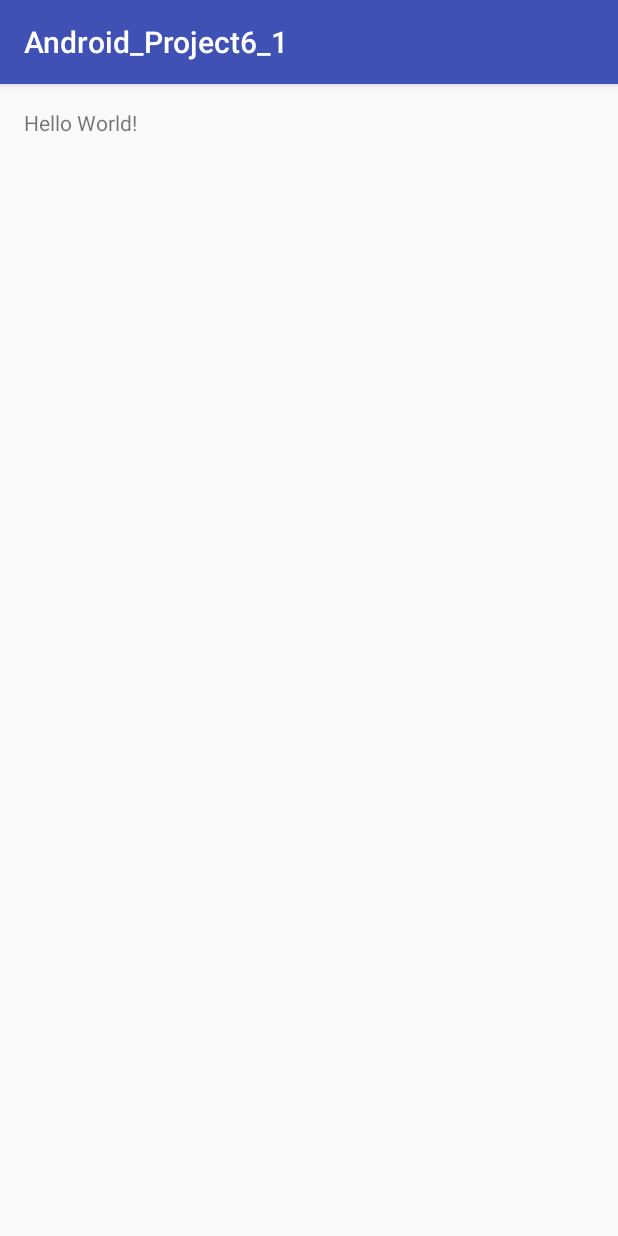
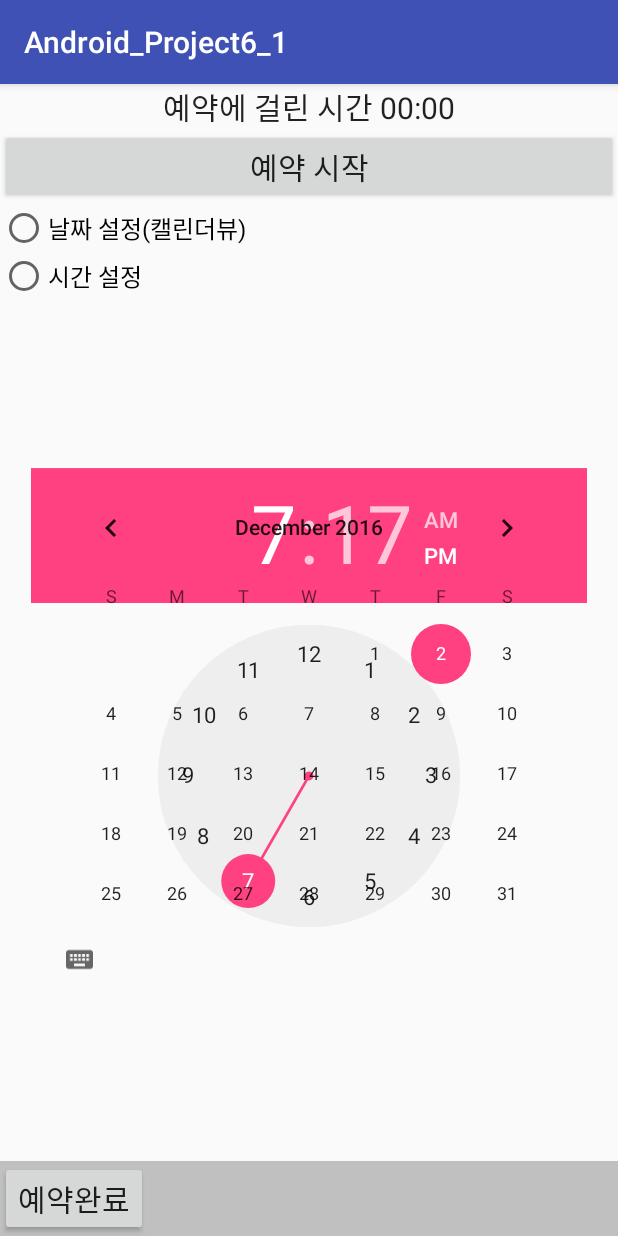
Before and after one commit to jw3400/Android_Project6_1, an Android app: the screen it shows after launch (MainActivity), on a phone screen of 412 x 824 dp. Run offline under Robolectric (Android 15) with nearby library versions, the phone set to English and light mode, and no system bars.

Commit message:
1.레이아웃 생성

```diff
--- a/app/src/main/res/layout/activity_main.xml
+++ b/app/src/main/res/layout/activity_main.xml
@@ -1,17 +1,92 @@
 <?xml version="1.0" encoding="utf-8"?>
-<RelativeLayout xmlns:android="http://schemas.android.com/apk/res/android"
+<LinearLayout
+    xmlns:android="http://schemas.android.com/apk/res/android"
     xmlns:tools="http://schemas.android.com/tools"
+    android:orientation="vertical"
     android:id="@+id/activity_main"
     android:layout_width="match_parent"
     android:layout_height="match_parent"
-    android:paddingBottom="@dimen/activity_vertical_margin"
-    android:paddingLeft="@dimen/activity_horizontal_margin"
-    android:paddingRight="@dimen/activity_horizontal_margin"
-    android:paddingTop="@dimen/activity_vertical_margin"
     tools:context="practice.android_project6_1.MainActivity">
 
-    <TextView
+    <Chronometer
+        android:layout_width="match_parent"
+        android:layout_height="wrap_content"
+        android:id="@+id/chronometer2"
+        android:format="예약에 걸린 시간 %s"
+        android:textSize="20dp"
+        android:gravity="center" />
+
+    <Button
+        android:text="예약 시작"
+        android:textSize="20dp"
+        android:layout_width="match_parent"
+        android:layout_height="wrap_content"
+        android:id="@+id/button" />
+
+    <RadioGroup
+        android:layout_width="match_parent"
+        android:layout_height="wrap_content" >
+
+        <RadioButton
+            android:text="날짜 설정(캘린더뷰)"
+            android:textSize="16dp"
+            android:layout_width="wrap_content"
+            android:layout_height="wrap_content"
+            android:id="@+id/radioButton" />
+
+        <RadioButton
+            android:text="시간 설정"
+            android:textSize="16dp"
+            android:layout_width="wrap_content"
+            android:layout_height="wrap_content"
+            android:id="@+id/radioButton2" />
+    </RadioGroup>
+
+    <FrameLayout
+        android:layout_weight="1"
         android:layout_width="wrap_content"
+        android:layout_height="match_parent"
+        android:layout_gravity="center">
+
+        <TimePicker
+            android:layout_width="wrap_content"
+            android:layout_height="wrap_content"
+            android:layout_gravity="center"
+            android:scaleX="0.9"
+            android:scaleY="0.9"
+            android:id="@+id/timePicker" />
+
+        <CalendarView
+            android:layout_width="wrap_content"
+            android:layout_height="wrap_content"
+            android:layout_gravity="center"
+            android:id="@+id/calendarView" />
+
+    </FrameLayout>
+
+    <LinearLayout
+        android:orientation="horizontal"
+        android:layout_width="match_parent"
         android:layout_height="wrap_content"
-        android:text="Hello World!" />
-</RelativeLayout>
+        android:background="#C0C0C0">
+
+        <Button
+            android:text="예약완료"
+            android:textSize="20dp"
+            android:layout_width="wrap_content"
+            android:layout_height="wrap_content"
+            android:id="@+id/button2"
+            android:layout_weight="0.00" />
+
+        <TextView
+            android:text=""
+            android:textSize="16dp"
+            android:layout_width="wrap_content"
+            android:layout_height="wrap_content"
+            android:id="@+id/textView3"
+            android:layout_weight="0.06" />
+
+    </LinearLayout>
+
+
+</LinearLayout>
```
